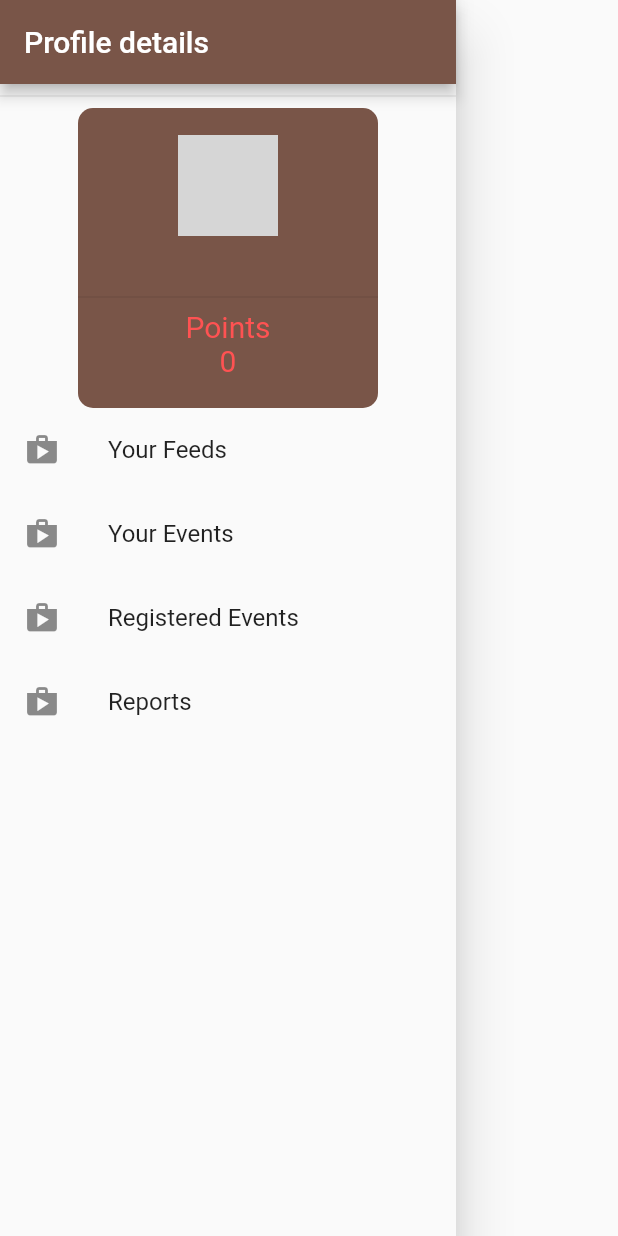
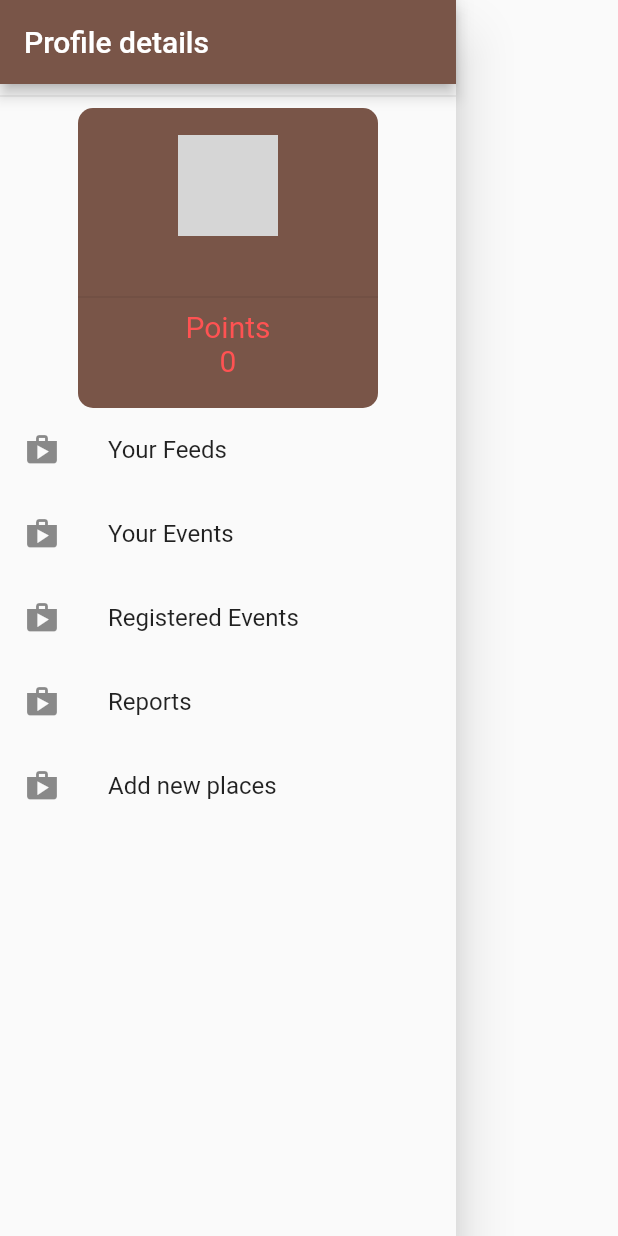
Before and after one commit to SatyamKr07/PG179_BLINK, a Flutter app: the AppDrawer widget shown alone on an empty page, opened directly with empty values, on a phone screen of 412 x 824 dp. Run offline on Flutter 3.47's test engine with Material 2 defaults, Android fonts, the phone set to English and light mode, and no system bars; our stand-ins replace cloud_firestore, dio, easy_localization, firebase_messaging, firebase_storage, flutter_rating_bar and 8 more; missing offline and left inert: dropdownfield, flutter_dialogflow, google_map_polyline, permission; accounts and stored records are empty; network calls fail; project files that could hold a hidden picture were left out; grey boxes are pictures that could not be loaded.

Commit message:
added add_new_place.dart in app drawer

```diff
--- a/lib/AppDrawer.dart
+++ b/lib/AppDrawer.dart
@@ -1,9 +1,12 @@
 import 'package:flutter/material.dart';
+import 'package:get/get.dart';
 import 'package:maps/ActivityFeed.dart';
 import 'package:maps/Application.dart';
 import 'package:maps/RegisteredEvents.dart';
+import 'package:maps/add_new_place.dart';
 import 'package:maps/youractivity.dart';
 import './Userclass.dart';
+
 class AppDrawer extends StatelessWidget {
   final User u;
   AppDrawer(this.u);
@@ -11,59 +14,90 @@ class AppDrawer extends StatelessWidget {
   @override
   Widget build(BuildContext context) {
     return Drawer(
-      child:Column(children: <Widget>[
-        AppBar(title:Text(AppTranslations.of(context).text("profile_details"))),
+        child: Column(
+      children: <Widget>[
+        AppBar(
+            title: Text(AppTranslations.of(context).text("profile_details"))),
         Divider(),
-        Column(
-          children:<Widget>[
-            Container(
-            height:200,
-            width:200,
-            decoration: BoxDecoration(color: Colors.brown,borderRadius: BorderRadius.circular(10)),
-            child:Column(children:<Widget>
-            [
-              SizedBox(height: 18,),
-              Center(child: Container(height: 67,
-              width: 67,
-              decoration: BoxDecoration(shape:
-              BoxShape.circle,
-              image: new DecorationImage(fit:BoxFit.cover,
-              image:NetworkImage(u.photourl))),),),
-              SizedBox(height: 12,),
-              Center(child: Text(u.username,style: TextStyle(color: Colors.yellowAccent,fontSize: 18),)),
-              Divider(),
-              Center(child: Text(AppTranslations.of(context).text("points"),style: TextStyle(color: Colors.redAccent,fontSize: 20),)),
-               Center(child: Text(u.points.toString(),style: TextStyle(color: Colors.redAccent,fontSize: 20),))
-
-
-            ])
-
-            )
-
-
+        Column(children: <Widget>[
+          Container(
+              height: 200,
+              width: 200,
+              decoration: BoxDecoration(
+                  color: Colors.brown, borderRadius: BorderRadius.circular(10)),
+              child: Column(children: <Widget>[
+                SizedBox(
+                  height: 18,
+                ),
+                Center(
+                  child: Container(
+                    height: 67,
+                    width: 67,
+                    decoration: BoxDecoration(
+                        shape: BoxShape.circle,
+                        image: new DecorationImage(
+                            fit: BoxFit.cover,
+                            image: NetworkImage(u.photourl))),
+                  ),
+                ),
+                SizedBox(
+                  height: 12,
+                ),
+                Center(
+                    child: Text(
+                  u.username,
+                  style: TextStyle(color: Colors.yellowAccent, fontSize: 18),
+                )),
+                Divider(),
+                Center(
+                    child: Text(
+                  AppTranslations.of(context).text("points"),
+                  style: TextStyle(color: Colors.redAccent, fontSize: 20),
+                )),
+                Center(
+                    child: Text(
+                  u.points.toString(),
+                  style: TextStyle(color: Colors.redAccent, fontSize: 20),
+                ))
+              ]))
         ]),
-        ListTile(leading: Icon(Icons.shop),title: Text('Your Feeds'),
-        onTap: () {
-           Navigator.push(context, MaterialPageRoute(builder: (context) => ActivityFeed()));
-
-
-        },),
-         ListTile(leading: Icon(Icons.shop),title: Text('Your Events'),
-        onTap: () {
-           Navigator.push(context, MaterialPageRoute(builder: (context) => YourActivity()));
-
-        },),
-        ListTile(leading: Icon(Icons.shop),title: Text('Registered Events'),
-        onTap: () {
-           Navigator.push(context, MaterialPageRoute(builder: (context) => RegisteredEvents()));
-
-        },),
-        ListTile(leading: Icon(Icons.shop),title: Text('Reports'),
-        onTap: () {
-
-        },)
-      ],)
-
-    );
+        ListTile(
+          leading: Icon(Icons.shop),
+          title: Text('Your Feeds'),
+          onTap: () {
+            Navigator.push(context,
+                MaterialPageRoute(builder: (context) => ActivityFeed()));
+          },
+        ),
+        ListTile(
+          leading: Icon(Icons.shop),
+          title: Text('Your Events'),
+          onTap: () {
+            Navigator.push(context,
+                MaterialPageRoute(builder: (context) => YourActivity()));
+          },
+        ),
+        ListTile(
+          leading: Icon(Icons.shop),
+          title: Text('Registered Events'),
+          onTap: () {
+            Navigator.push(context,
+                MaterialPageRoute(builder: (context) => RegisteredEvents()));
+          },
+        ),
+        ListTile(
+          leading: Icon(Icons.shop),
+          title: Text('Reports'),
+          onTap: () {},
+        ),
+        ListTile(
+          leading: Icon(Icons.shop),
+          title: Text('Add new places'),
+          onTap: () {
+            Get.to(AddNewPlace());
+          },
+        )
+      ],
+    ));
   }
 }
--- a/pubspec.yaml
+++ b/pubspec.yaml
@@ -26,7 +26,7 @@ dependencies:
   google_maps_flutter:
   google_map_polyline:
   permission:
-  geolocator: ^5.3.0
+  geolocator: ^5.3.2+2
   cloud_firestore: ^0.12.9+5
   image_picker: ^0.6.7+4
   easy_localization: ^2.1.0+2
```
Also changed, not shown: lib/add_new_place.dart (added, +191 -0 lines), pubspec.lock.
